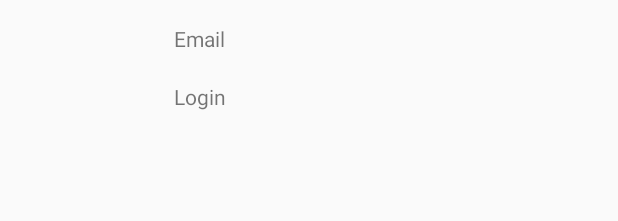
After one commit to maxdexter84/AuthApp, an Android app: the layout ac_profile.xml on its own in the app's theme, with its tools: preview values and no code run, on a phone screen of 412 x 824 dp. The commit adds this screen. Shown: the top 221 px of the screen. Run offline under Robolectric (Android 15) with nearby library versions, the phone set to English and light mode, and no system bars.

Commit message:
добавил экран профайла ac_profile.xml

```diff
--- a/app/src/main/java/com/maxdexter/authapp/AuthActivity.java
+++ b/app/src/main/java/com/maxdexter/authapp/AuthActivity.java
@@ -1,5 +1,6 @@
 package com.maxdexter.authapp;
 
+import androidx.annotation.StringRes;
 import androidx.appcompat.app.AppCompatActivity;
 
 import android.os.Bundle;
@@ -8,6 +9,7 @@ import android.util.Patterns;
 import android.view.View;
 import android.widget.Button;
 import android.widget.EditText;
+import android.widget.Toast;
 
 public class AuthActivity extends AppCompatActivity {
     private EditText mLogin;
@@ -37,6 +39,8 @@ public class AuthActivity extends AppCompatActivity {
             public void onClick(View v) {
                 if(isEmailValid() && isPasswordValid()){
                     //переходв приложение
+                }else{
+                    showMessage(R.string.login_input_error);
                 }
             }
         });
@@ -56,5 +60,7 @@ public class AuthActivity extends AppCompatActivity {
         return !TextUtils.isEmpty(mPassword.getText());
     }
 
-
+    private void showMessage(@StringRes int str){
+        Toast.makeText(this, str, Toast.LENGTH_LONG).show();
+    }
 }
--- a/app/src/main/res/layout/ac_auth.xml
+++ b/app/src/main/res/layout/ac_auth.xml
@@ -12,15 +12,18 @@
         android:layout_width="match_parent"
         android:layout_height="wrap_content"
         android:layout_margin="8dp"
+        android:autofillHints="@string/et_hint_login"
         android:hint="@string/et_hint_login"
         app:layout_constraintEnd_toEndOf="parent"
         app:layout_constraintTop_toTopOf="parent" />
 
     <EditText
         android:id="@+id/et_password"
+        android:inputType="textPassword"
         android:layout_width="match_parent"
         android:layout_height="wrap_content"
         android:layout_margin="8dp"
+        android:autofillHints="@string/et_hint_pass"
         android:hint="@string/et_hint_pass"
         app:layout_constraintStart_toStartOf="parent"
         app:layout_constraintTop_toBottomOf="@+id/et_login" />
@@ -38,6 +41,7 @@
             android:layout_width="match_parent"
             android:layout_height="wrap_content"
             android:layout_weight="1"
+            style="?android:attr/buttonBarButtonStyle"
             android:text="@string/btn_text_enter" />
 
         <Button
@@ -45,6 +49,7 @@
             android:layout_width="match_parent"
             android:layout_height="wrap_content"
             android:layout_weight="1"
+            style="?android:attr/buttonBarButtonStyle"
             android:text="@string/btn_text_register" />
     </LinearLayout>
 
--- /dev/null
+++ b/app/src/main/res/layout/ac_profile.xml
@@ -0,0 +1,50 @@
+<?xml version="1.0" encoding="utf-8"?>
+<androidx.constraintlayout.widget.ConstraintLayout
+    xmlns:android="http://schemas.android.com/apk/res/android"
+    xmlns:app="http://schemas.android.com/apk/res-auto"
+    android:layout_width="match_parent"
+    android:layout_height="match_parent">
+
+    <androidx.appcompat.widget.AppCompatImageView
+        android:id="@+id/appCompatImageView"
+        android:layout_width="100dp"
+        android:layout_height="100dp"
+        android:layout_margin="16dp"
+        app:layout_constraintStart_toStartOf="parent"
+        app:layout_constraintTop_toTopOf="parent" />
+    <TextView
+        android:id="@+id/textView"
+        android:layout_width="0dp"
+        android:layout_height="wrap_content"
+        android:text="@string/email"
+        android:layout_marginTop="16dp"
+        app:layout_constraintEnd_toEndOf="parent"
+        app:layout_constraintStart_toEndOf="@+id/appCompatImageView"
+        app:layout_constraintTop_toTopOf="parent" />
+    <TextView
+        android:id="@+id/tv_email"
+        android:layout_width="0dp"
+        android:layout_height="wrap_content"
+        app:layout_constraintEnd_toEndOf="parent"
+        app:layout_constraintStart_toEndOf="@+id/appCompatImageView"
+        app:layout_constraintTop_toBottomOf="@+id/textView" />
+
+    <TextView
+        android:id="@+id/textView2"
+        android:layout_width="0dp"
+        android:layout_height="wrap_content"
+        android:text="@string/tv_text_login"
+        app:layout_constraintEnd_toEndOf="parent"
+        app:layout_constraintStart_toEndOf="@+id/appCompatImageView"
+        app:layout_constraintTop_toBottomOf="@+id/tv_email" />
+
+
+    <TextView
+        android:id="@+id/tv_login"
+        android:layout_width="0dp"
+        android:layout_height="wrap_content"
+        app:layout_constraintEnd_toEndOf="parent"
+        app:layout_constraintStart_toEndOf="@+id/appCompatImageView"
+        app:layout_constraintTop_toBottomOf="@+id/textView2" />
+
+</androidx.constraintlayout.widget.ConstraintLayout>
--- a/app/src/main/res/values/strings.xml
+++ b/app/src/main/res/values/strings.xml
@@ -4,4 +4,8 @@
     <string name="et_hint_pass">Password</string>
     <string name="btn_text_enter">Enter</string>
     <string name="btn_text_register">Registration</string>
+    <string name="login_input_error">Error input data</string>
+    <string name="email">Email</string>
+    <string name="tv_text_login">Login</string>
+
 </resources>
```
